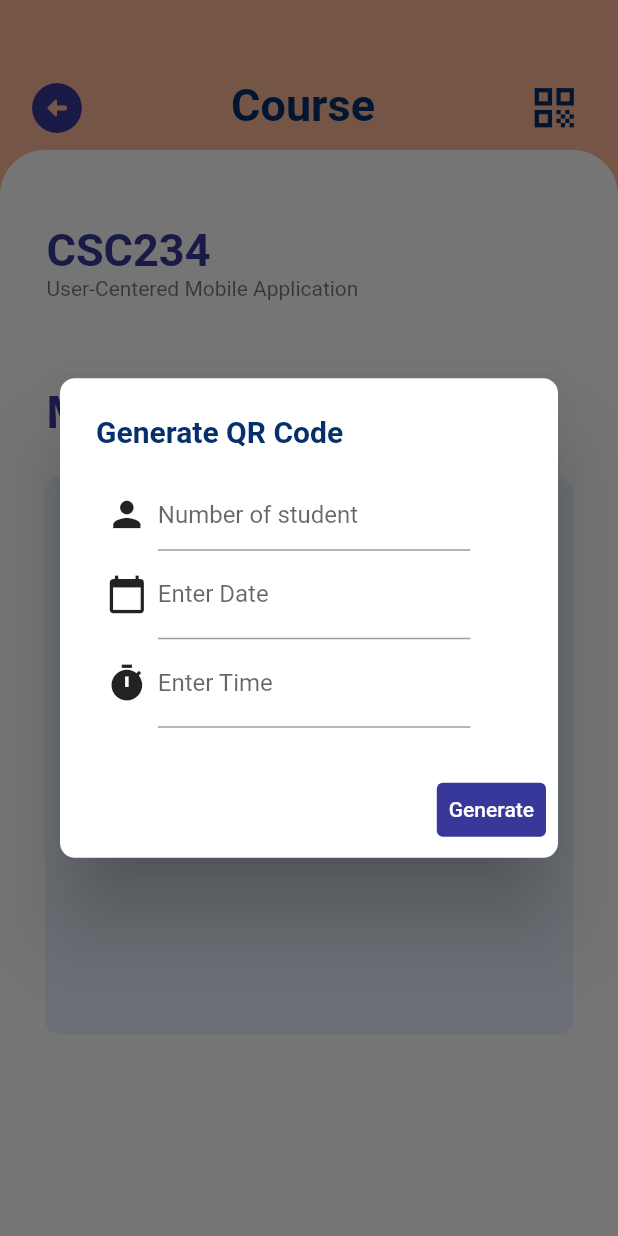
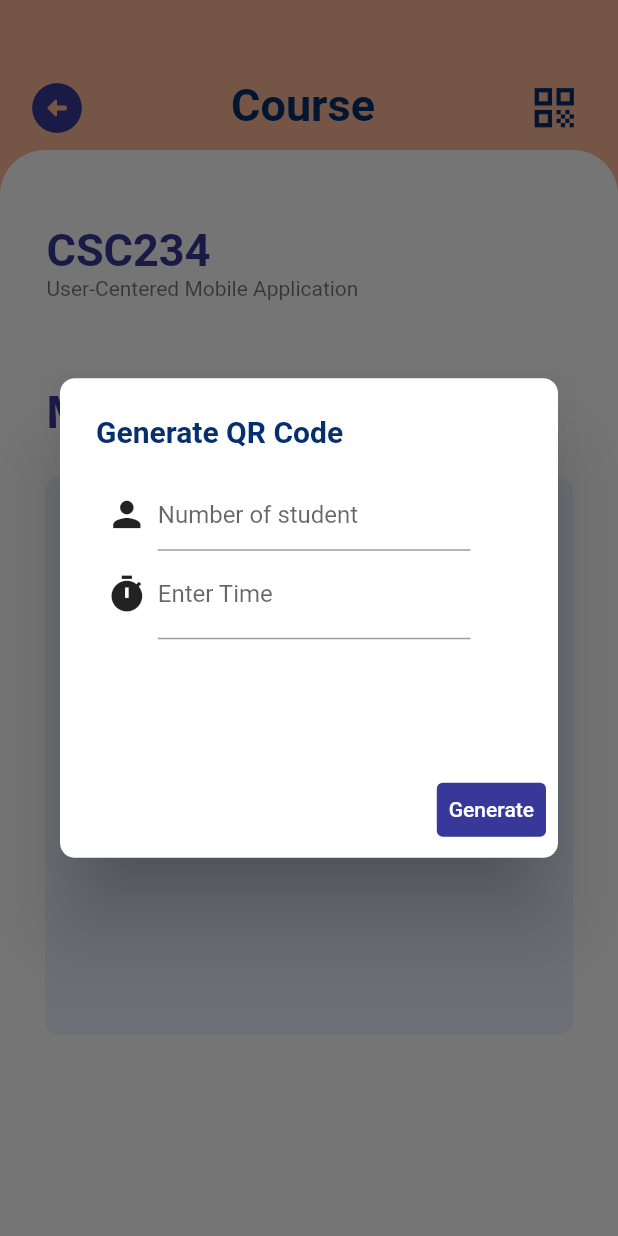
Before and after one commit to phoomaw10/mamaimakhrap, a Flutter app: the InCoursePage screen opened directly, after a tap on the "qr code" icon, on a phone screen of 412 x 824 dp. Run offline on Flutter 3.47's test engine with Material 2 defaults, Android fonts, the phone set to English and light mode, and no system bars; our stand-ins replace firebase_auth, firebase_core, flutter_keyboard_visibility, google_sign_in, qr_flutter; missing offline and left inert: dart:html, qr_code_scanner; accounts and stored records are empty.

Commit message:
renew 3042023

```diff
--- a/lib/InCoursePage.dart
+++ b/lib/InCoursePage.dart
@@ -92,11 +92,6 @@ class _InCoursePageState extends State<InCoursePage> {
                                         children: [
                                           customFieldNumber(
                                             "Number",
-                                            idController,
-                                            false,
-                                          ),
-                                          customFieldDate(
-                                            "Date",
                                             idController,
                                             false,
                                           ),
@@ -458,53 +453,6 @@ class _InCoursePageState extends State<InCoursePage> {
     dateController.text = "";
   }
 
-  Widget customFieldDate(
-      String hint, TextEditingController controller, bool obscure) {
-    return Container(
-      width: screenWidth,
-      child: Row(
-        children: [
-          Container(
-            width: screenWidth / 10,
-            child: Icon(
-              Icons.calendar_today,
-              size: screenWidth / 15,
-            ),
-          ),
-          Expanded(
-            child: Padding(
-              padding: EdgeInsets.only(right: screenWidth / 12),
-              child: TextFormField(
-                  controller: dateController,
-                  decoration: const InputDecoration(labelText: "Enter Date"),
-                  readOnly: true,
-                  onTap: () async {
-                    DateTime? pickedDate = await showDatePicker(
-                      context: context,
-                      initialDate: DateTime.now(),
-                      firstDate: DateTime(2000),
-                      lastDate: DateTime(2101),
-                    );
-                    if (pickedDate != null) {
-                      print(pickedDate);
-                      String formattedDate =
-                          DateFormat('dd-MM-yyyy').format(pickedDate);
-                      print(formattedDate);
-
-                      setState(() {
-                        dateController.text = formattedDate;
-                      });
-                    } else {
-                      print("Date is not selected");
-                    }
-                  }),
-            ),
-          ),
-        ],
-      ),
-    );
-  }
-
   @override
   void initTime() {
     timeinput.text = "";
```
Also changed, not shown: lib/QRCodePage.dart (+0 -8 lines).
